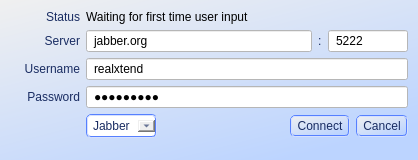
Old version of the form bin/data/ui/communications_login.ui in the repository realXtend/tundra.
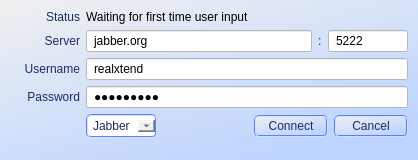
New version of the form.

Commit message: * Can now add friends and receive friend request (accept, deny, ask later) * New .ui files for there widgets

```diff
--- a/bin/data/ui/communications_login.ui
+++ b/bin/data/ui/communications_login.ui
@@ -45,6 +45,10 @@
 	padding-right: 5px;
 }
 
+QPushButton {
+	min-width: 60px;
+}
+
 QPushButton::pressed{
 	color: rgb(74, 87, 107);
 	background-color: rgba(255, 255, 255, 255);
```
The commit also changes 5 other files.
